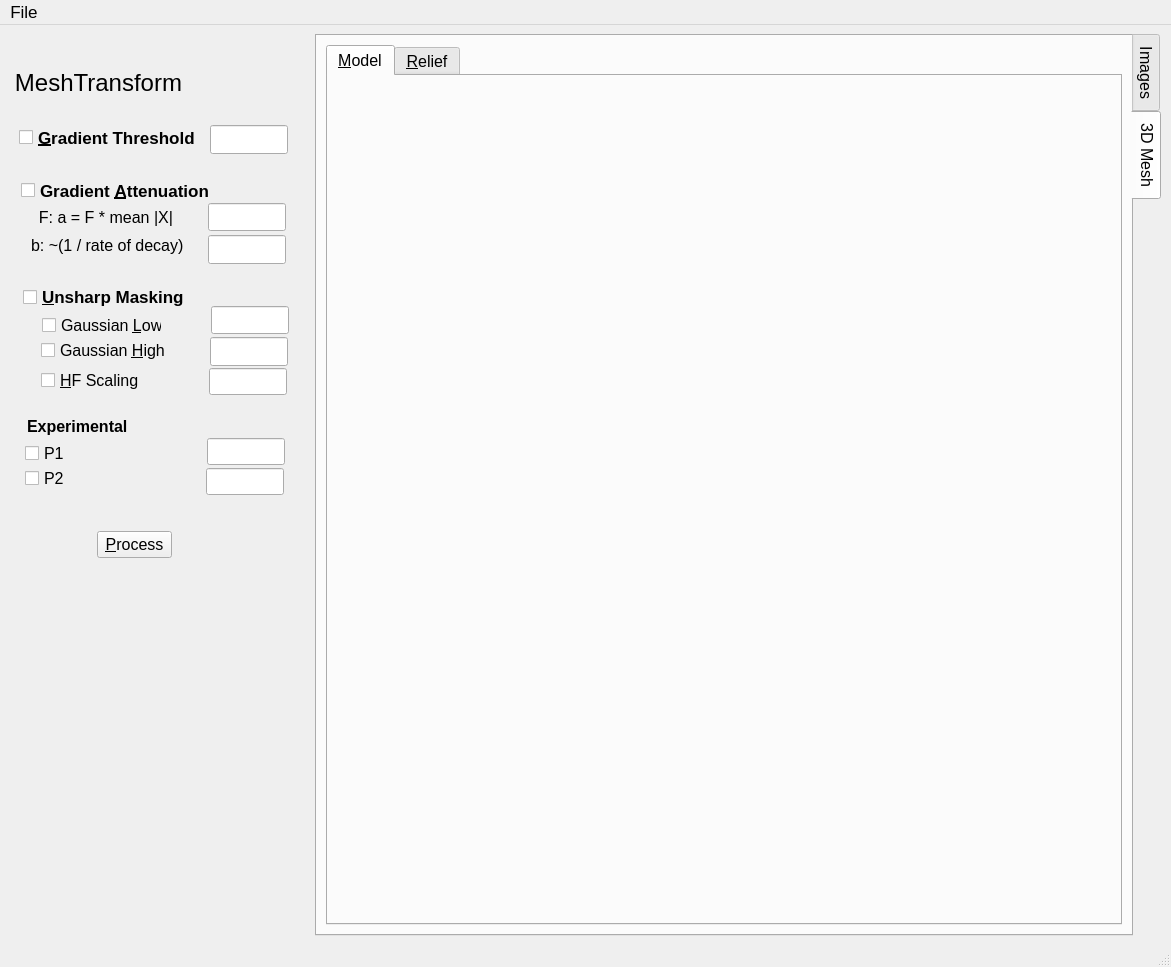
Before: the Qt Designer form Solver/Explorer.ui in steveknipmeyer/ModelRelief, drawn with Qt 5.
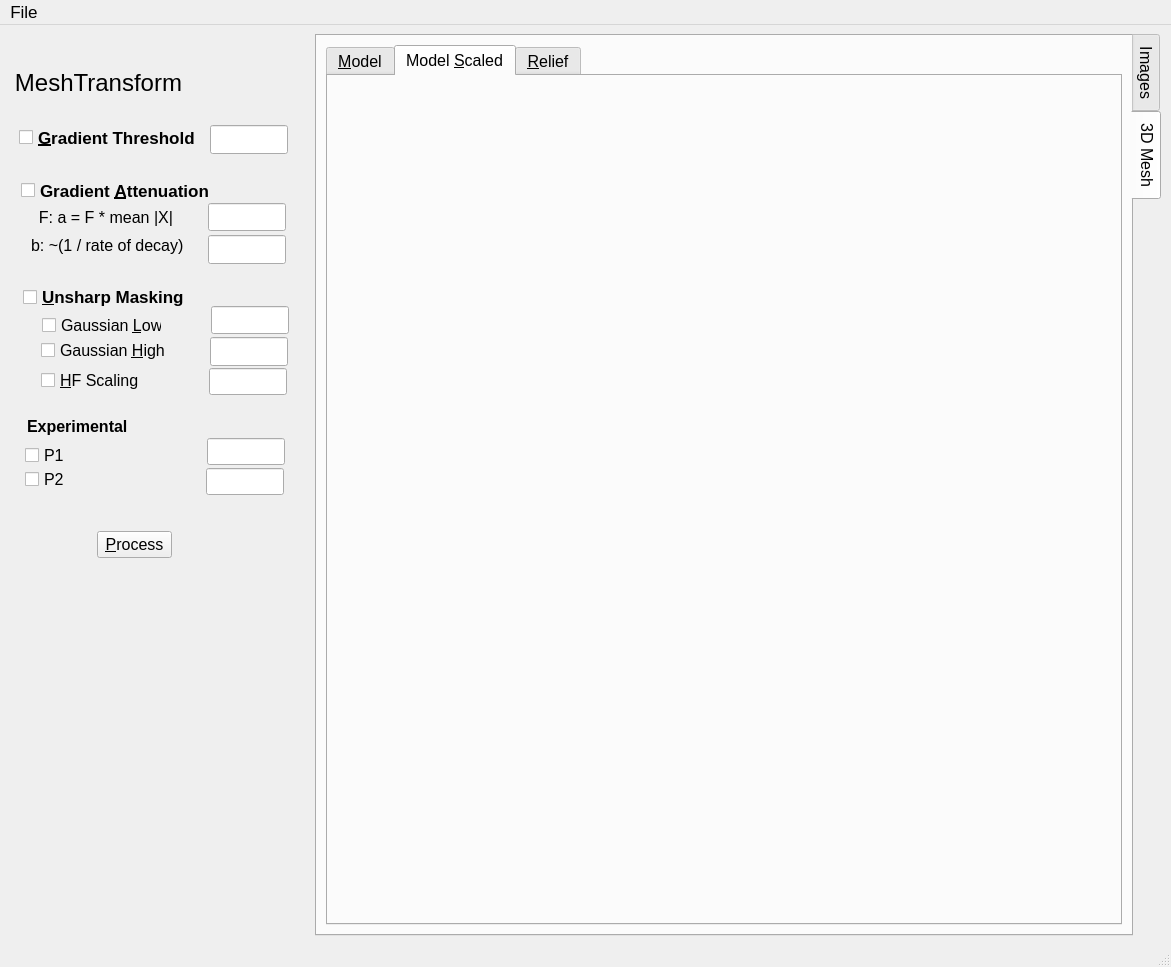
After: the same form once the commit is applied. The open tabs and pages were chosen to show the change. Icons and pictures are not drawn.

Commit message: Extend Solver to add linear scaling of original mesh.

```diff
--- a/Solver/Explorer.ui
+++ b/Solver/Explorer.ui
@@ -243,6 +243,12 @@
            </attribute>
            <layout class="QVBoxLayout" name="verticalLayout_10"/>
           </widget>
+          <widget class="QWidget" name="modelMeshScaledTab">
+           <attribute name="title">
+            <string>Model &amp;Scaled</string>
+           </attribute>
+           <layout class="QVBoxLayout" name="verticalLayout_13"/>
+          </widget>
           <widget class="QWidget" name="reliefMeshTab">
            <property name="focusPolicy">
             <enum>Qt::TabFocus</enum>
@@ -552,7 +558,7 @@
          <x>16</x>
          <y>408</y>
          <width>70</width>
-         <height>17</height>
+         <height>20</height>
         </rect>
        </property>
        <property name="text">
@@ -565,7 +571,7 @@
          <x>16</x>
          <y>433</y>
          <width>70</width>
-         <height>17</height>
+         <height>19</height>
         </rect>
        </property>
        <property name="text">
```
The commit also changes 11 other files.
